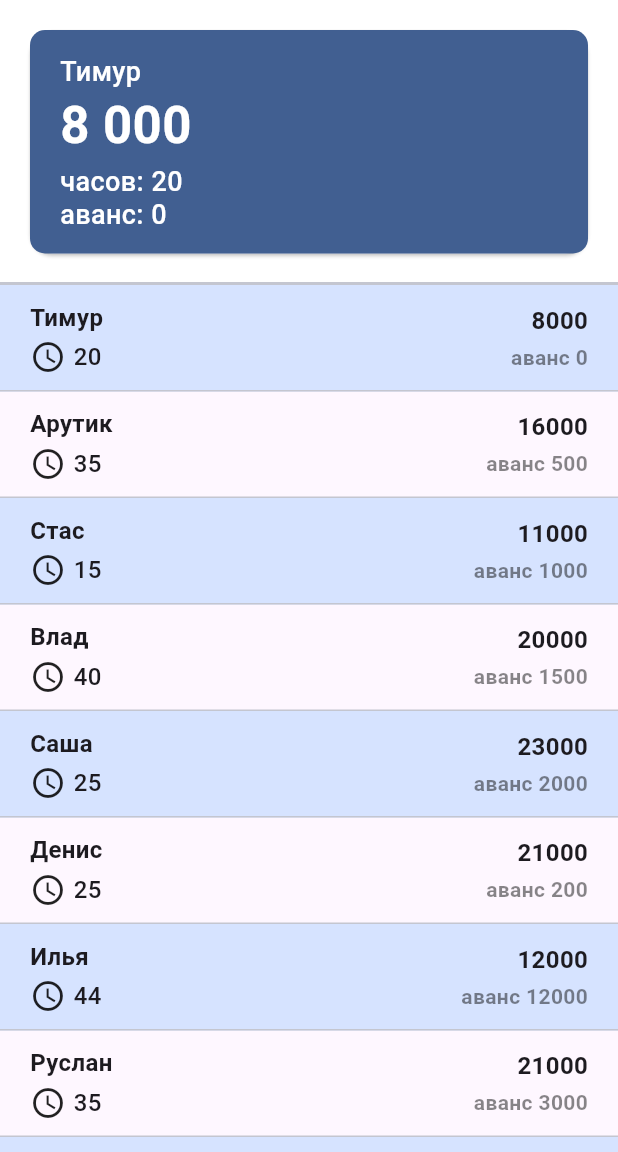
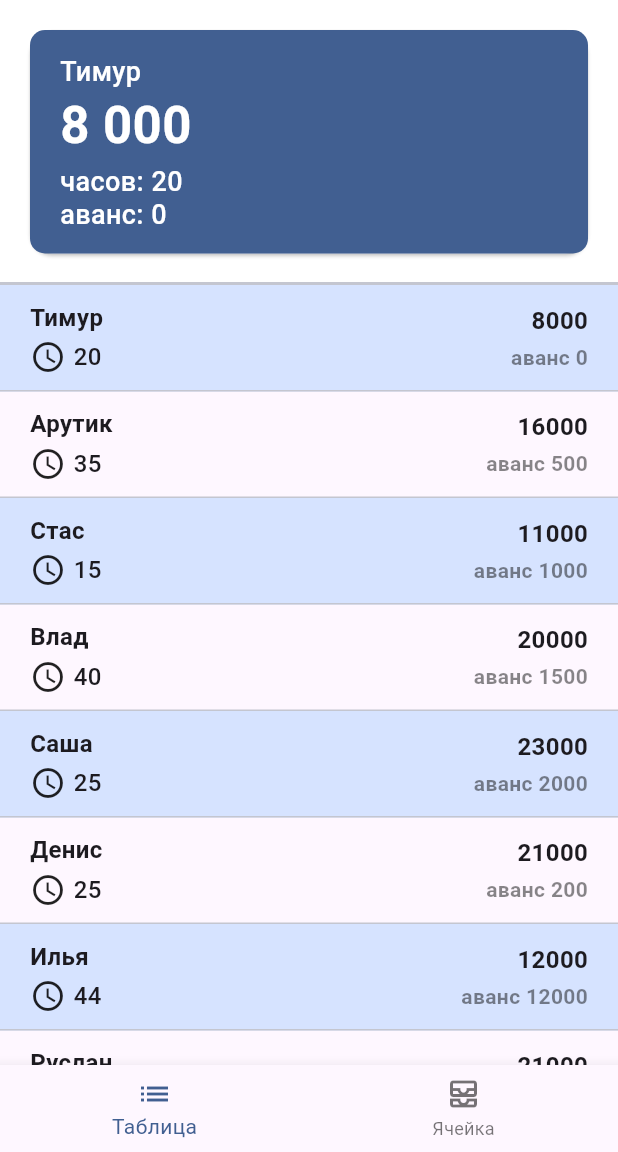
Before and after one commit to Leningram/flutter_tips_app, a Flutter app: the screen it shows after launch, on a phone screen of 412 x 824 dp, the part 84-1236 px from its top. Run offline on Flutter 3.47's test engine with Material 3 defaults, Android fonts, the phone set to English and light mode, and no system bars; our stand-ins replace flutter_riverpod.

Commit message:
bottom navigation

```diff
--- a/lib/presentations/pages/start_screen.dart
+++ b/lib/presentations/pages/start_screen.dart
@@ -52,6 +52,15 @@ class StartScreen extends ConsumerWidget {
           EmployeeList(employees: employees)
         ],
       ),
+       bottomNavigationBar: BottomNavigationBar(
+        onTap: (page) {},
+        currentIndex: 0,
+        items: const [
+          BottomNavigationBarItem(
+              icon: Icon(Icons.list), label: 'Таблица'),
+          BottomNavigationBarItem(icon: Icon(Icons.all_inbox_outlined), label: 'Ячейка'),
+        ],
+      ),
     );
   }
 }
```
